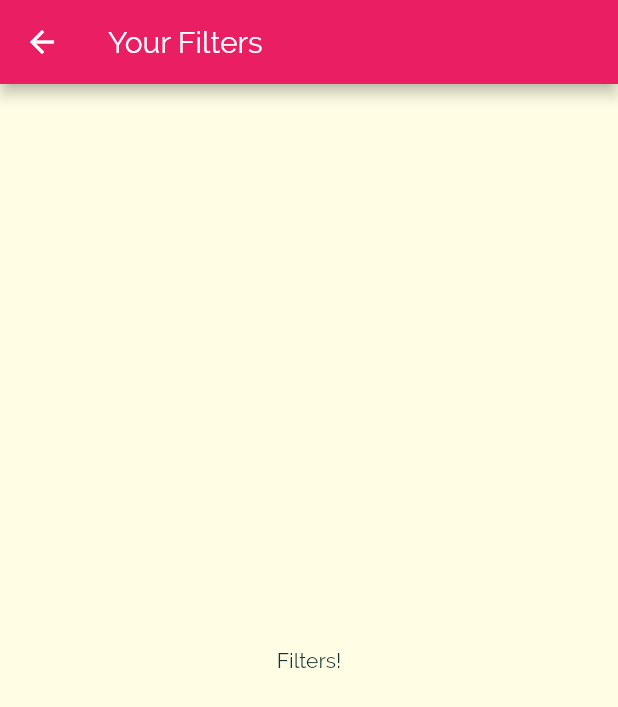
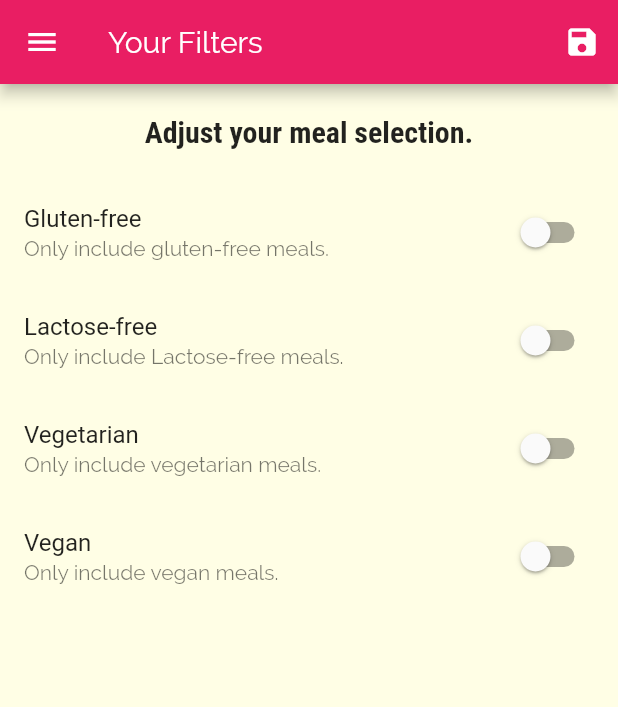
Before and after one commit to GeorgeYZJ/Flutter_mealAPP, a Flutter app: the FiltersScreen screen opened by its route, on a phone screen of 412 x 824 dp. Shown: the top 707 px of the screen. Run offline on Flutter 3.47's test engine with Material 2 defaults, Android fonts, the phone set to English and light mode, and no system bars.

Commit message:
course 178

```diff
--- a/lib/main.dart
+++ b/lib/main.dart
@@ -1,14 +1,51 @@
 import 'package:flutter/material.dart';
+
+import './screens/tabs_screen.dart';
+import './screens/meal_detail_screen.dart';
+import './screens/category_meals_screen.dart';
 import './screens/filters_screen.dart';
-import './screens/tabs_screen.dart';
-
-import 'screens/category_meals_screen.dart';
-import 'screens/categories_screen.dart';
-import './screens/meal_detail_screen.dart';
+import './screens/categories_screen.dart';
+import './dummy_data.dart';
+import './models/meal.dart';
 
 void main() => runApp(MyApp());
 
-class MyApp extends StatelessWidget {
+class MyApp extends StatefulWidget {
+  @override
+  _MyAppState createState() => _MyAppState();
+}
+
+class _MyAppState extends State<MyApp> {
+  Map<String, bool> _filters = {
+    'gluten': false,
+    'lactose': false,
+    'vegan': false,
+    'vegetarian': false,
+  };
+  List<Meal> _availableMeals = DUMMY_MEALS;
+
+  void _setFilters(Map<String, bool> filterData) {
+    setState(() {
+      _filters = filterData;
+
+      _availableMeals = DUMMY_MEALS.where((meal) {
+        if (_filters['gluten'] && !meal.isGlutenFree) {
+          return false;
+        }
+        if (_filters['lactose'] && !meal.isLactoseFree) {
+          return false;
+        }
+        if (_filters['vegan'] && !meal.isVegan) {
+          return false;
+        }
+        if (_filters['vegetarian'] && !meal.isVegetarian) {
+          return false;
+        }
+        return true;
+      }).toList();
+    });
+  }
+
   @override
   Widget build(BuildContext context) {
     return MaterialApp(
@@ -19,26 +56,40 @@ class MyApp extends StatelessWidget {
         canvasColor: Color.fromRGBO(255, 254, 229, 1),
         fontFamily: 'Raleway',
         textTheme: ThemeData.light().textTheme.copyWith(
-              bodyText1: TextStyle(
-                color: Color.fromRGBO(20, 51, 51, 1),
-              ),
-              bodyText2: TextStyle(
-                color: Color.fromRGBO(20, 51, 51, 1),
-              ),
-              headline6: TextStyle(
-                fontSize: 24,
-                fontFamily: 'RobotoCondensed',
-                fontWeight: FontWeight.bold,
-              ),
+            body1: TextStyle(
+              color: Color.fromRGBO(20, 51, 51, 1),
             ),
+            body2: TextStyle(
+              color: Color.fromRGBO(20, 51, 51, 1),
+            ),
+            title: TextStyle(
+              fontSize: 20,
+              fontFamily: 'RobotoCondensed',
+              fontWeight: FontWeight.bold,
+            )),
       ),
-      //home: CategoriesScreen(),
-      initialRoute: '/',
+      // home: CategoriesScreen(),
+      initialRoute: '/', // default is '/'
       routes: {
         '/': (ctx) => TabsScreen(),
-        CategoryMealsScreen.routeName: (ctx) => CategoryMealsScreen(),
+        CategoryMealsScreen.routeName: (ctx) =>
+            CategoryMealsScreen(_availableMeals),
         MealDetailScreen.routeName: (ctx) => MealDetailScreen(),
-        FiltersScreen.routeName: (ctx) => FiltersScreen(),
+        FiltersScreen.routeName: (ctx) => FiltersScreen(_filters, _setFilters),
+      },
+      onGenerateRoute: (settings) {
+        print(settings.arguments);
+        // if (settings.name == '/meal-detail') {
+        //   return ...;
+        // } else if (settings.name == '/something-else') {
+        //   return ...;
+        // }
+        // return MaterialPageRoute(builder: (ctx) => CategoriesScreen(),);
+      },
+      onUnknownRoute: (settings) {
+        return MaterialPageRoute<dynamic>(
+          builder: (ctx) => CategoriesScreen(),
+        );
       },
     );
   }
--- a/lib/screens/favourites_screen.dart
+++ b/lib/screens/favourites_screen.dart
@@ -4,7 +4,7 @@ class FavoritesScreen extends StatelessWidget {
   @override
   Widget build(BuildContext context) {
     return Center(
-      child: Text('The Favorites'),
+      child: Text('You have no favourites yet - start adding some!'),
     );
   }
 }
--- a/lib/screens/filters_screen.dart
+++ b/lib/screens/filters_screen.dart
@@ -1,18 +1,112 @@
 import 'package:flutter/material.dart';
 import '../widgets/main_drawer.dart';
 
-class FiltersScreen extends StatelessWidget {
+class FiltersScreen extends StatefulWidget {
   static const routeName = '/filters';
+  final Function saveFilters;
+  final Map<String, bool> currentFilters;
+
+  FiltersScreen(this.currentFilters, this.saveFilters);
+
+  @override
+  _FiltersScreenState createState() => _FiltersScreenState();
+}
+
+class _FiltersScreenState extends State<FiltersScreen> {
+  bool _glutenFree = false;
+  bool _vegetarian = false;
+  bool _vegan = false;
+  bool _lactoseFree = false;
+
+  @override
+  initState() {
+    _glutenFree = widget.currentFilters['gluten'];
+    _lactoseFree = widget.currentFilters['lactose'];
+    _vegetarian = widget.currentFilters['vegetarian'];
+    _vegan = widget.currentFilters['vegan'];
+    super.initState();
+  }
+
+  Widget _buildSwitchListTile(
+    String title,
+    String description,
+    bool currentValue,
+    Function updateValue,
+  ) {
+    return SwitchListTile(
+      title: Text(title),
+      value: currentValue,
+      subtitle: Text(description),
+      onChanged: updateValue,
+    );
+  }
+
   @override
   Widget build(BuildContext context) {
     return Scaffold(
-      appBar: AppBar(
-        title: Text('Your Filters'),
-      ),
-      // drawer: MainDrawer(),
-      body: Center(
-        child: Text('Filters!'),
-      ),
-    );
+        appBar: AppBar(
+          title: Text('Your Filters'),
+          actions: [
+            IconButton(
+                icon: Icon(Icons.save),
+                onPressed: () {
+                  final selectedFilters = {
+                    'gluten': _glutenFree,
+                    'lactose': _lactoseFree,
+                    'vegan': _vegan,
+                    'vegetarian': _vegetarian,
+                  };
+                  widget.saveFilters(selectedFilters);
+                })
+          ],
+        ),
+        drawer: MainDrawer(),
+        // drawer: MainDrawer(),
+        body: Column(
+          children: [
+            Container(
+              padding: EdgeInsets.all(20),
+              child: Text(
+                'Adjust your meal selection.',
+                style: Theme.of(context).textTheme.headline6,
+              ),
+            ),
+            Expanded(
+                child: ListView(
+              children: [
+                _buildSwitchListTile(
+                    'Gluten-free',
+                    'Only include gluten-free meals.',
+                    _glutenFree, (bool newValue) {
+                  setState(() {
+                    _glutenFree = newValue;
+                  });
+                }),
+                _buildSwitchListTile(
+                    'Lactose-free',
+                    'Only include Lactose-free meals.',
+                    _lactoseFree, (bool newValue) {
+                  setState(() {
+                    _lactoseFree = newValue;
+                  });
+                }),
+                _buildSwitchListTile(
+                    'Vegetarian', 'Only include vegetarian meals.', _vegetarian,
+                    (bool newValue) {
+                  setState(() {
+                    _vegetarian = newValue;
+                  });
+                }),
+                _buildSwitchListTile(
+                    'Vegan', 'Only include vegan meals.', _vegan,
+                    (bool newValue) {
+                  setState(() {
+                    _vegan = newValue;
+                  });
+                }),
+              ],
+            ))
+          ],
+        ));
   }
 }
```
Also changed, not shown: lib/screens/category_meals_screen.dart (+48 -18 lines), lib/screens/meal_detail_screen.dart (+10 -1 lines), lib/widgets/meal_item.dart (+10 -2 lines).
